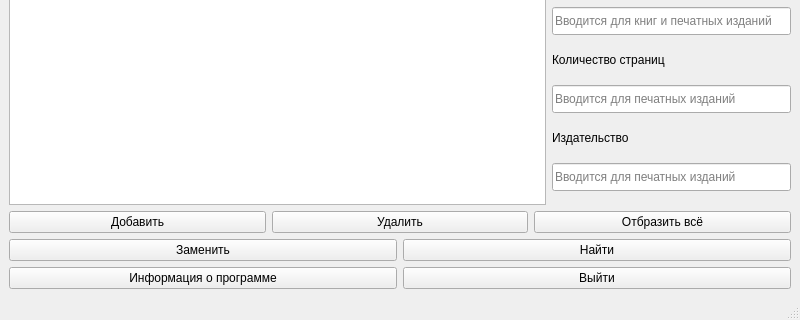
Qt form mainwindow.ui (YA-sanYA/11_Zad4_Sorokin) before a commit; both pictures show x 0 to 800 and y 280 to 600 of the 800 by 600 pixel window.
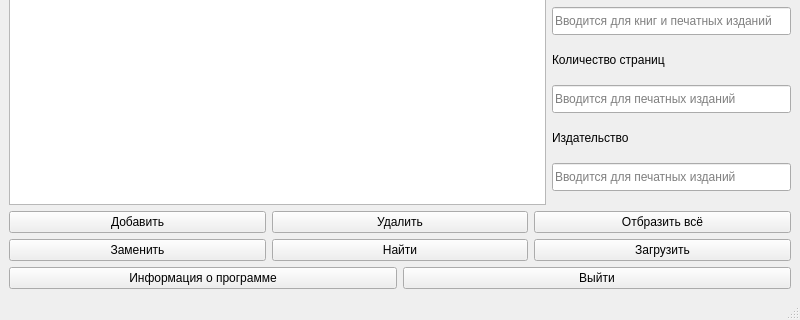
The same form after that commit.

```diff
--- a/mainwindow.ui
+++ b/mainwindow.ui
@@ -223,6 +223,13 @@
         </property>
        </widget>
       </item>
+      <item>
+       <widget class="QPushButton" name="LoadButton">
+        <property name="text">
+         <string>Загрузить</string>
+        </property>
+       </widget>
+      </item>
      </layout>
     </item>
     <item>
```
